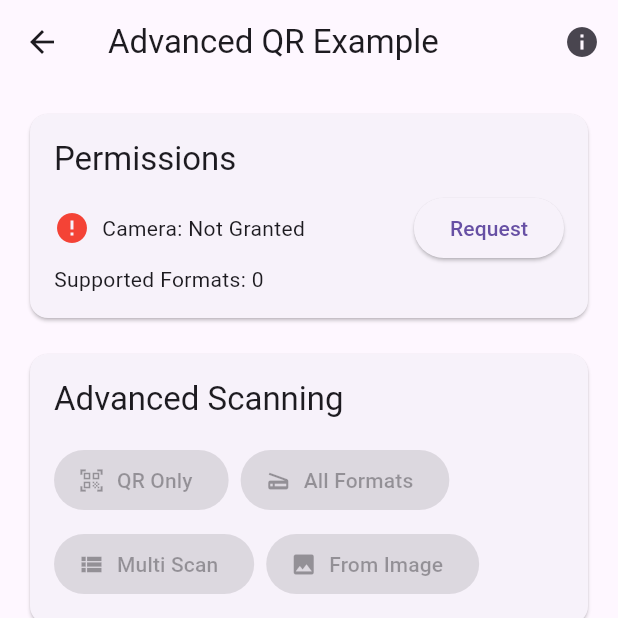
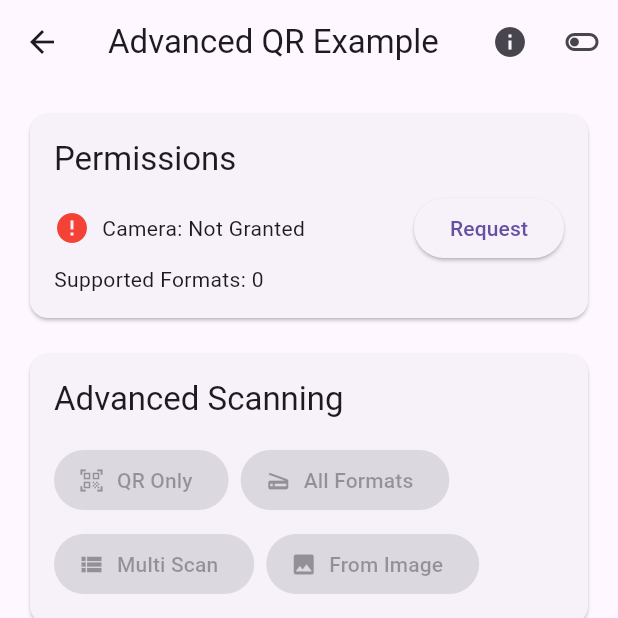
Before and after one commit to SwanFlutter/qr_scanner_master, a Flutter app: the AdvancedQrExample screen opened directly, after a tap on "Standard", on a phone screen of 412 x 824 dp, the top half of it. Run offline on Flutter 3.47's test engine with Material 3 defaults, Android fonts, the phone set to English and light mode, and no system bars; our stand-ins replace plugin_platform_interface.

Commit message:
fix package

```diff
--- a/example/lib/advanced_example.dart
+++ b/example/lib/advanced_example.dart
@@ -1,7 +1,11 @@
+// ignore_for_file: unused_import
+
 import 'dart:io';
 import 'dart:typed_data';
+
 import 'package:flutter/material.dart';
 import 'package:qr_scanner_master/qr_scanner_master.dart';
+import 'package:qr_scanner_master_example/simple_example.dart';
 
 /// Advanced example demonstrating comprehensive QR Scanner Master features
 class AdvancedQrExample extends StatefulWidget {
@@ -15,7 +19,7 @@ class _AdvancedQrExampleState extends State<AdvancedQrExample> {
   final _qrScanner = QrScannerMaster();
   final _dataController = TextEditingController(text: 'https://flutter.dev');
 
-  List<QrScanResult> _scanResults = [];
+  final List<QrScanResult> _scanResults = [];
   Uint8List? _generatedQr;
   bool _isScanning = false;
   bool _hasPermission = false;
@@ -34,9 +38,15 @@ class _AdvancedQrExampleState extends State<AdvancedQrExample> {
       appBar: AppBar(
         title: const Text('Advanced QR Example'),
         actions: [
+          IconButton(icon: const Icon(Icons.info), onPressed: _showInfo),
           IconButton(
-            icon: const Icon(Icons.info),
-            onPressed: _showInfo,
+            icon: const Icon(Icons.toggle_off_outlined),
+            onPressed: () {
+              Navigator.push(
+                context,
+                MaterialPageRoute(builder: (context) => SimpleQrExample()),
+              );
+            },
           ),
         ],
       ),
@@ -97,7 +107,10 @@ class _AdvancedQrExampleState extends State<AdvancedQrExample> {
         child: Column(
           crossAxisAlignment: CrossAxisAlignment.start,
           children: [
-            Text('Advanced Scanning', style: Theme.of(context).textTheme.titleLarge),
+            Text(
+              'Advanced Scanning',
+              style: Theme.of(context).textTheme.titleLarge,
+            ),
             const SizedBox(height: 16),
 
             Wrap(
@@ -145,7 +158,10 @@ class _AdvancedQrExampleState extends State<AdvancedQrExample> {
         child: Column(
           crossAxisAlignment: CrossAxisAlignment.start,
           children: [
-            Text('Advanced Generation', style: Theme.of(context).textTheme.titleLarge),
+            Text(
+              'Advanced Generation',
+              style: Theme.of(context).textTheme.titleLarge,
+            ),
             const SizedBox(height: 16),
 
             TextField(
@@ -219,7 +235,10 @@ class _AdvancedQrExampleState extends State<AdvancedQrExample> {
           children: [
             Row(
               children: [
-                Text('Scan Results', style: Theme.of(context).textTheme.titleLarge),
+                Text(
+                  'Scan Results',
+                  style: Theme.of(context).textTheme.titleLarge,
+                ),
                 const Spacer(),
                 if (_scanResults.isNotEmpty)
                   TextButton(
@@ -233,17 +252,21 @@ class _AdvancedQrExampleState extends State<AdvancedQrExample> {
             if (_scanResults.isEmpty)
               const Text('No scan results yet')
             else
-              ...(_scanResults.map((result) => Card(
+              ...(_scanResults.map(
+                (result) => Card(
                   margin: const EdgeInsets.only(bottom: 8),
                   child: ListTile(
                     title: Text(result.data),
-                  subtitle: Text('${result.format} • ${DateTime.fromMillisecondsSinceEpoch(result.timestamp.millisecondsSinceEpoch)}'),
+                    subtitle: Text(
+                      '${result.format} • ${DateTime.fromMillisecondsSinceEpoch(result.timestamp.millisecondsSinceEpoch)}',
+                    ),
                     trailing: IconButton(
                       icon: const Icon(Icons.copy),
                       onPressed: () => _copyToClipboard(result.data),
                     ),
                   ),
-              ))),
+                ),
+              )),
           ],
         ),
       ),
@@ -355,7 +378,9 @@ class _AdvancedQrExampleState extends State<AdvancedQrExample> {
     if (_dataController.text.isEmpty) return;
 
     try {
-      final qrBytes = await _qrScanner.generatePrintQuality(_dataController.text);
+      final qrBytes = await _qrScanner.generatePrintQuality(
+        _dataController.text,
+      );
       setState(() {
         _generatedQr = qrBytes;
       });
@@ -391,9 +416,9 @@ class _AdvancedQrExampleState extends State<AdvancedQrExample> {
   }
 
   void _showError(String message) {
-    ScaffoldMessenger.of(context).showSnackBar(
-      SnackBar(content: Text(message)),
-    );
+    ScaffoldMessenger.of(
+      context,
+    ).showSnackBar(SnackBar(content: Text(message)));
   }
 
   void _showInfo() {
--- a/lib/models/qr_generation_options.dart
+++ b/lib/models/qr_generation_options.dart
@@ -62,9 +62,15 @@ class QrGenerationOptions {
     this.borderColor = const Color(0xFF000000),
   }) : assert(size > 0 && size <= 2048, 'Size must be between 1 and 2048'),
        assert(margin >= 0, 'Margin must be non-negative'),
-       assert(logoSizeRatio >= 0.0 && logoSizeRatio <= 0.3, 'Logo size ratio must be between 0.0 and 0.3'),
+       assert(
+         logoSizeRatio >= 0.0 && logoSizeRatio <= 0.3,
+         'Logo size ratio must be between 0.0 and 0.3',
+       ),
        assert(cornerRadius >= 0.0, 'Corner radius must be non-negative'),
-       assert(gradientDirection >= 0.0 && gradientDirection <= 1.0, 'Gradient direction must be between 0.0 and 1.0'),
+       assert(
+         gradientDirection >= 0.0 && gradientDirection <= 1.0,
+         'Gradient direction must be between 0.0 and 1.0',
+       ),
        assert(borderWidth >= 0, 'Border width must be non-negative');
 
   /// Creates a copy of this options with the given fields replaced
@@ -107,18 +113,20 @@ class QrGenerationOptions {
     return {
       'size': size,
       'errorCorrectionLevel': errorCorrectionLevel.name,
-      'foregroundColor': foregroundColor.value,
-      'backgroundColor': backgroundColor.value,
+      'foregroundColor': foregroundColor.toARGB32(),
+      'backgroundColor': backgroundColor.toARGB32(),
       'margin': margin,
       'logoData': logoData,
       'logoSizeRatio': logoSizeRatio,
       'roundedCorners': roundedCorners,
       'cornerRadius': cornerRadius,
-      'gradientColors': gradientColors?.map((color) => color.value).toList(),
+      'gradientColors': gradientColors
+          ?.map((color) => color.toARGB32())
+          .toList(),
       'gradientDirection': gradientDirection,
       'addBorder': addBorder,
       'borderWidth': borderWidth,
-      'borderColor': borderColor.value,
+      'borderColor': borderColor.toARGB32(),
     };
   }
 
@@ -149,7 +157,7 @@ class QrGenerationOptions {
   @override
   String toString() {
     return 'QrGenerationOptions(size: $size, errorCorrectionLevel: $errorCorrectionLevel, '
-           'foregroundColor: $foregroundColor, backgroundColor: $backgroundColor)';
+        'foregroundColor: $foregroundColor, backgroundColor: $backgroundColor)';
   }
 }
 
```
Also changed, not shown: example/lib/main.dart (+9 -0 lines), example/lib/simple_example.dart (+10 -12 lines), lib/models/qr_scan_result.dart (+4 -10 lines), pubspec.yaml (+2 -45 lines), 9 other files. Lines whose indentation alone changed are shown as unchanged.
